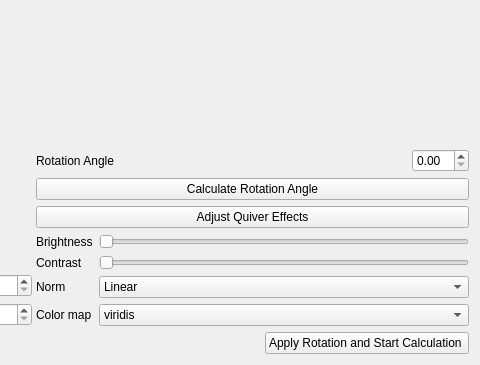
This is ui/uiPageRotateFourDSTEM.ui in ManifoldsHu/FourDExplorer as Qt 5 draws it before an edit; both pictures show x 433 to 913 and y 379 to 744 of the 913 by 744 pixel window. The edited form follows.
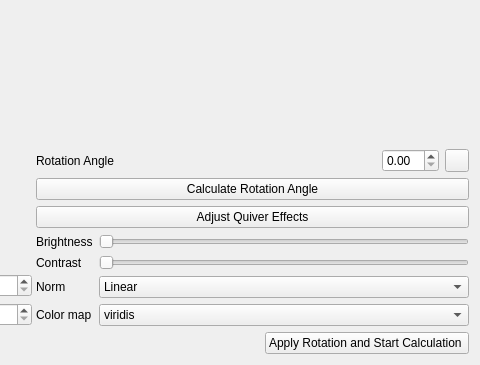
This is the edited form. Custom widgets are drawn as their Qt base class.

Commit message: Fix bugs for Rotational Offset Calibration, and other pages.

What changed in the file:
```diff
--- a/ui/uiPageRotateFourDSTEM.ui
+++ b/ui/uiPageRotateFourDSTEM.ui
@@ -19,7 +19,7 @@
      <property name="orientation">
       <enum>Qt::Horizontal</enum>
      </property>
-     <widget class="QWidget" name="">
+     <widget class="QWidget" name="layoutWidget">
       <layout class="QVBoxLayout" name="verticalLayout_3" stretch="0,1,0">
        <item>
         <layout class="QHBoxLayout" name="horizontalLayout">
@@ -79,7 +79,7 @@
        </item>
       </layout>
      </widget>
-     <widget class="QWidget" name="">
+     <widget class="QWidget" name="layoutWidget">
       <layout class="QVBoxLayout" name="verticalLayout_4" stretch="0,1,0,0,0,0">
        <item>
         <layout class="QHBoxLayout" name="horizontalLayout_6">
@@ -137,6 +137,13 @@
          <item>
           <widget class="QDoubleSpinBox" name="doubleSpinBox_rotation_angle"/>
          </item>
+         <item>
+          <widget class="QToolButton" name="toolButton_refresh_quiver">
+           <property name="text">
+            <string/>
+           </property>
+          </widget>
+         </item>
         </layout>
        </item>
        <item>
```
The commit also changes 12 other files.
